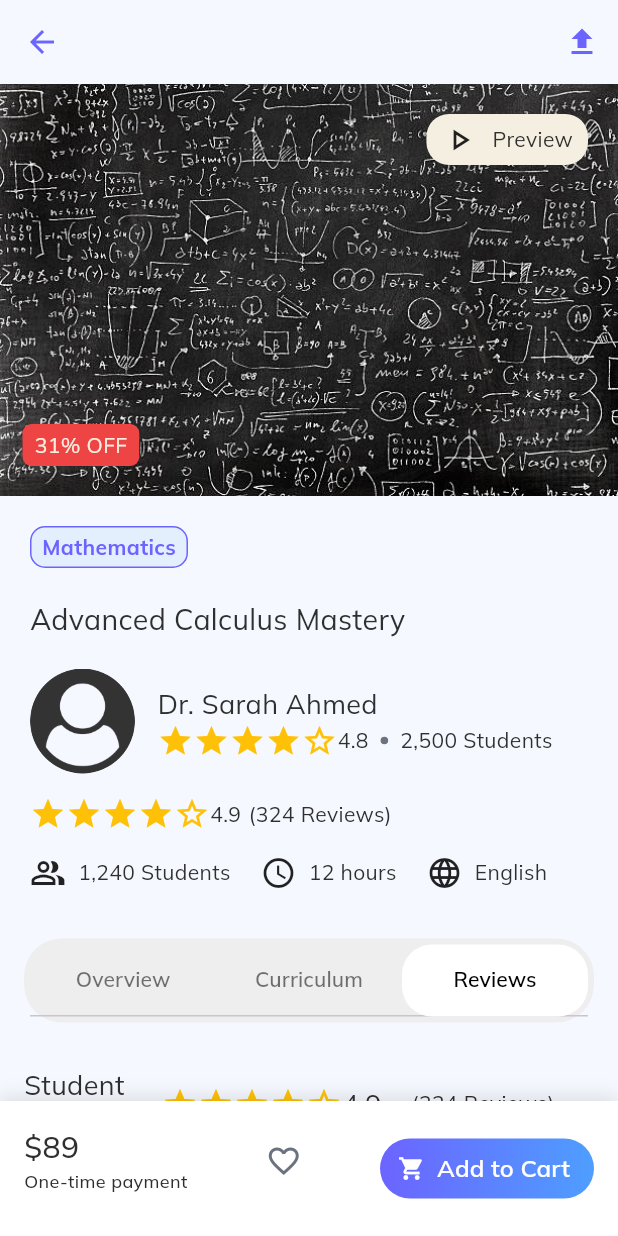
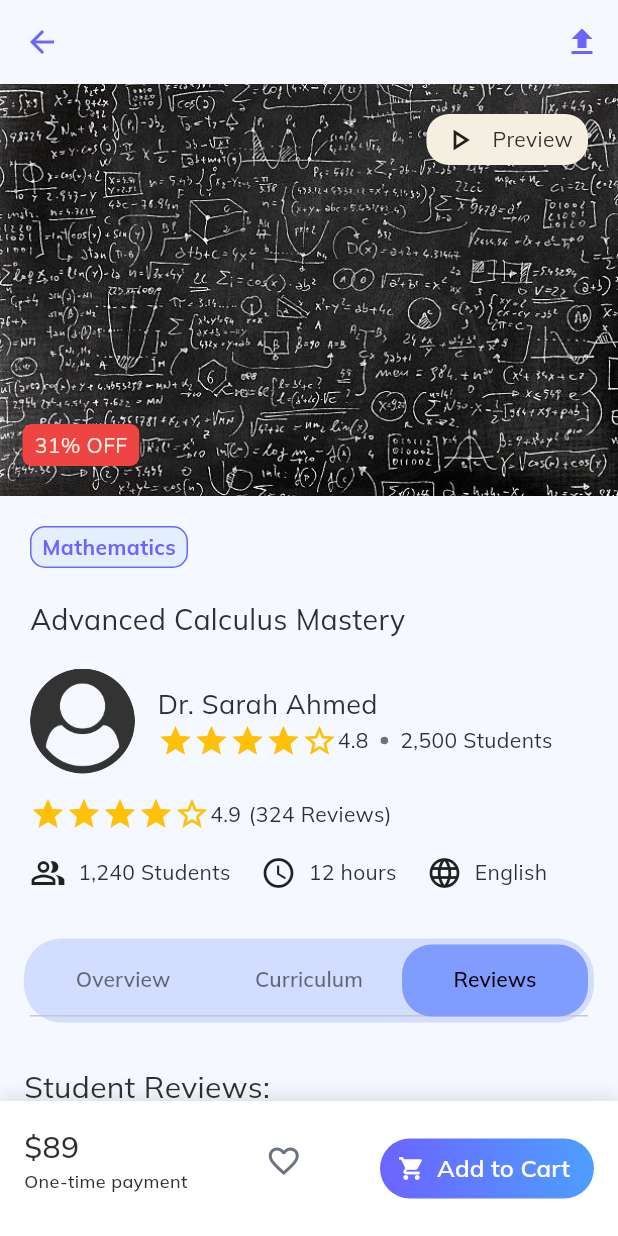
Before and after one commit to Mostafa170420/Edunity, a Flutter app: the MainTabScreen screen opened by its route, tab 3 chosen, on a phone screen of 412 x 824 dp. Run offline on Flutter 3.47's test engine with Material 3 defaults, Android fonts, the phone set to English and light mode, and no system bars; our stand-ins replace carousel_slider, firebase_core, flutter_svg, gap, go_router, iconly and 5 more; accounts and stored records are empty; network calls fail.

Commit message:
refactor: clean up imports and improve code readability across multiple files

```diff
--- a/lib/core/model/mentor_model.dart
+++ b/lib/core/model/mentor_model.dart
@@ -1,4 +1,3 @@
-import 'package:edunity/core/constants/app_assets.dart';
 import 'package:flutter/foundation.dart';
 
 class MentorModel {
--- a/lib/feature/chat/widgets/chat_list_tile.dart
+++ b/lib/feature/chat/widgets/chat_list_tile.dart
@@ -61,6 +61,7 @@ class ChatListTile extends StatelessWidget {
               backgroundImage: chat.receiverImageUrl != null
                   ? NetworkImage(chat.receiverImageUrl!)
                   : null,
+              backgroundColor: AppColors.primaryDarkColor.withOpacity(0.8),
               child: chat.receiverImageUrl == null
                   ? const Icon(
                       Icons.person,
@@ -68,7 +69,6 @@ class ChatListTile extends StatelessWidget {
                       size: 28,
                     )
                   : null,
-              backgroundColor: AppColors.primaryDarkColor.withOpacity(0.8),
             ),
             const Gap(15),
 
@@ -108,7 +108,8 @@ class ChatListTile extends StatelessWidget {
                     width: 10,
                     height: 10,
                     decoration: const BoxDecoration(
-                      color: AppColors.primaryDarkColor, // Use primary color for unread dot
+                      color: AppColors
+                          .primaryDarkColor, // Use primary color for unread dot
                       shape: BoxShape.circle,
                     ),
                   ),
--- a/lib/feature/course_details/pages/curriculum_page.dart
+++ b/lib/feature/course_details/pages/curriculum_page.dart
@@ -1,3 +1,4 @@
+import 'package:edunity/core/utils/colors.dart';
 import 'package:edunity/feature/course_details/model/course_model.dart';
 import 'package:flutter/material.dart';
 import 'package:gap/gap.dart';
@@ -28,7 +29,8 @@ class CurriculumPage extends StatelessWidget {
     return Container(
       margin: const EdgeInsets.only(bottom: 12),
       decoration: BoxDecoration(
-        color: const Color.fromARGB(255, 228, 239, 254), // soft pink
+        color:
+            AppColors.logoBackgroundColor.withValues(alpha: 0.3), // soft pink
         borderRadius: BorderRadius.circular(15),
         boxShadow: [
           BoxShadow(
--- a/lib/feature/course_details/pages/main_tab_screen.dart
+++ b/lib/feature/course_details/pages/main_tab_screen.dart
@@ -45,12 +45,13 @@ class _MainTabScreenState extends State<MainTabScreen> {
                         horizontal: 16, vertical: 12),
                     padding: const EdgeInsets.all(4),
                     decoration: BoxDecoration(
-                      color: Colors.grey[200],
+                      color:
+                          AppColors.logoBackgroundColor.withValues(alpha: 0.3),
                       borderRadius: BorderRadius.circular(25),
                     ),
                     child: TabBar(
                       indicator: BoxDecoration(
-                        color: Colors.white,
+                        color: AppColors.logoBackgroundColor,
                         borderRadius: BorderRadius.circular(20),
                       ),
                       labelColor: Colors.black,
--- a/lib/feature/course_details/pages/overview_page.dart
+++ b/lib/feature/course_details/pages/overview_page.dart
@@ -29,8 +29,8 @@ class OverviewPage extends StatelessWidget {
             ),
             Gap(10),
             Text("Master the fundamentals and advanced concepts of "
-                    "calculus with hands-on practice and real-world applications." +
-                "Perfect for students preparing for exams or " +
+                    "calculus with hands-on practice and real-world applications."
+                    "Perfect for students preparing for exams or " +
                 "looking to strengthen their mathematical foundation."),
             Gap(30),
             Text(
@@ -42,6 +42,7 @@ class OverviewPage extends StatelessWidget {
             SizedBox(
               height: 300,
               child: ListView.builder(
+                  itemCount: courseContent.length,
                   shrinkWrap: true,
                   physics: NeverScrollableScrollPhysics(),
                   itemBuilder: (context, index) {
--- a/lib/feature/course_details/pages/reviews_page.dart
+++ b/lib/feature/course_details/pages/reviews_page.dart
@@ -9,7 +9,6 @@ class ReviewsPage extends StatelessWidget {
 
   @override
   Widget build(BuildContext context) {
-    int ratingTotal = 4;
     return SingleChildScrollView(
       child: Padding(
         padding: const EdgeInsets.all(16),
@@ -20,35 +19,15 @@ class ReviewsPage extends StatelessWidget {
                 Column(
                   children: [
                     Text(
-                      "Student \nReviews",
-                      style: TextStyles.getBody(fontSize: 18),
+                      "Student Reviews:",
+                      style: TextStyles.getBody(fontSize: 20),
                     )
                   ],
                 ),
                 Gap(20),
-                Row(
-                  children: [
-                    Row(
-                      mainAxisAlignment: MainAxisAlignment.start,
-                      mainAxisSize: MainAxisSize.min,
-                      children: List.generate(5, (index) {
-                        return Icon(
-                          index < ratingTotal ? Icons.star : Icons.star_border,
-                          color: Colors.amber,
-                        );
-                      }),
-                    ),
-                    Text(
-                      "4.9",
-                      style: TextStyles.getBody(fontSize: 18),
-                    )
-                  ],
-                ),
-                Gap(20),
-                Text("(324 Reviews)")
               ],
             ),
-            Gap(20),
+            Gap(25),
             ListView.separated(
               shrinkWrap: true,
               physics: NeverScrollableScrollPhysics(),
--- a/lib/feature/course_details/widgets/course_bottom_bar.dart
+++ b/lib/feature/course_details/widgets/course_bottom_bar.dart
@@ -1,6 +1,5 @@
 import 'package:edunity/components/buttons/gradient_button.dart';
 import 'package:edunity/core/utils/colors.dart';
-import 'package:edunity/core/utils/text_styles.dart';
 import 'package:flutter/material.dart';
 import 'package:gap/gap.dart';
 
--- a/lib/feature/home/presentation/page/home_screen.dart
+++ b/lib/feature/home/presentation/page/home_screen.dart
@@ -1,16 +1,13 @@
 import 'package:edunity/components/inputs/custom_text_field.dart';
-import 'package:edunity/core/constants/app_assets.dart';
 import 'package:edunity/core/routes/navigation.dart';
 import 'package:edunity/core/routes/routes.dart';
 import 'package:edunity/core/utils/colors.dart';
-import 'package:edunity/core/utils/text_styles.dart';
 import 'package:edunity/feature/home/presentation/widgets/categories_section.dart';
 import 'package:edunity/feature/home/presentation/widgets/custom_sliver_app_bar.dart';
 import 'package:edunity/feature/home/presentation/widgets/homeslider.dart';
 import 'package:edunity/feature/home/presentation/widgets/popular_courses_section.dart';
 import 'package:edunity/feature/home/presentation/widgets/top_mentors_section.dart';
 import 'package:flutter/material.dart';
-import 'package:gap/gap.dart';
 import 'package:iconly/iconly.dart';
 
 class HomeScreen extends StatelessWidget {
--- a/lib/feature/home/presentation/widgets/category_names_list.dart
+++ b/lib/feature/home/presentation/widgets/category_names_list.dart
@@ -6,7 +6,7 @@ import 'package:flutter/material.dart';
 class CategoryNamesList extends StatefulWidget {
   final CategoryModel categoryNamesModel;
 
-  CategoryNamesList({super.key, required this.categoryNamesModel});
+  const CategoryNamesList({super.key, required this.categoryNamesModel});
 
   @override
   State<CategoryNamesList> createState() => _CategoryNamesListState();
--- a/lib/feature/home/presentation/widgets/courses_list.dart
+++ b/lib/feature/home/presentation/widgets/courses_list.dart
@@ -5,7 +5,6 @@ import 'package:edunity/core/utils/colors.dart';
 import 'package:edunity/core/utils/text_styles.dart';
 import 'package:edunity/core/model/course_model.dart';
 import 'package:flutter/material.dart';
-import 'package:flutter_svg/svg.dart';
 import 'package:iconly/iconly.dart';
 import 'package:icons_plus/icons_plus.dart';
 
--- a/lib/feature/home/presentation/widgets/mentor_names_list.dart
+++ b/lib/feature/home/presentation/widgets/mentor_names_list.dart
@@ -1,4 +1,3 @@
-import 'package:edunity/core/utils/colors.dart';
 import 'package:edunity/core/utils/text_styles.dart';
 import 'package:edunity/core/model/mentor_model.dart';
 import 'package:flutter/material.dart';
--- a/lib/feature/home/presentation/widgets/search_list.dart
+++ b/lib/feature/home/presentation/widgets/search_list.dart
@@ -12,7 +12,7 @@ class SearchList extends StatelessWidget {
     return Row(
       children: [
         Text(
-          '${category_model.name}',
+          category_model.name,
           style: TextStyles.getBody(
               fontSize: 15,
               fontWeight: FontWeight.bold,
--- a/lib/feature/my courses/presentation/widgets/course_tile_widget.dart
+++ b/lib/feature/my courses/presentation/widgets/course_tile_widget.dart
@@ -2,7 +2,6 @@ import 'package:edunity/core/constants/app_assets.dart';
 import 'package:edunity/core/utils/colors.dart';
 import 'package:edunity/core/utils/text_styles.dart';
 import 'package:edunity/core/model/course_model.dart';
-import 'package:edunity/feature/bookmark/model/courses_names_model.dart';
 import 'package:flutter/material.dart';
 import 'package:flutter_svg/flutter_svg.dart';
 import 'package:gap/gap.dart';
--- a/lib/feature/search/search_screen.dart
+++ b/lib/feature/search/search_screen.dart
@@ -1,6 +1,5 @@
 import 'package:edunity/components/buttons/gradient_button.dart';
 import 'package:edunity/components/inputs/custom_text_field.dart';
-import 'package:edunity/core/constants/app_assets.dart';
 import 'package:edunity/core/routes/navigation.dart';
 import 'package:edunity/core/routes/routes.dart';
 import 'package:edunity/core/utils/colors.dart';
```
Also changed, not shown: lib/feature/chat/page/chat_screen.dart (+21 -12 lines).
